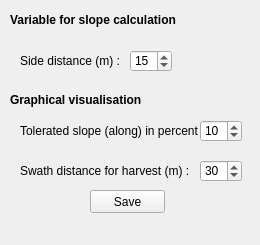
Above: Option_dock.ui from SebastienPeillet/PisteCreator before the change. Below: the same form after it.
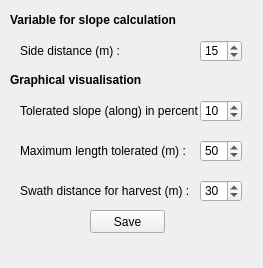
That is the form after the change.

```diff
--- a/Option_dock.ui
+++ b/Option_dock.ui
@@ -6,8 +6,8 @@
    <rect>
     <x>0</x>
     <y>0</y>
-    <width>260</width>
-    <height>245</height>
+    <width>263</width>
+    <height>268</height>
    </rect>
   </property>
   <property name="windowTitle">
@@ -18,9 +18,9 @@
     <property name="geometry">
      <rect>
       <x>20</x>
-      <y>45</y>
+      <y>40</y>
       <width>101</width>
-      <height>31</height>
+      <height>21</height>
      </rect>
     </property>
     <property name="text">
@@ -30,8 +30,8 @@
    <widget class="QSpinBox" name="sideDistSpinBox">
     <property name="geometry">
      <rect>
-      <x>130</x>
-      <y>50</y>
+      <x>200</x>
+      <y>40</y>
       <width>42</width>
       <height>22</height>
      </rect>
@@ -47,7 +47,7 @@
     <property name="geometry">
      <rect>
       <x>10</x>
-      <y>90</y>
+      <y>70</y>
       <width>171</width>
       <height>20</height>
      </rect>
@@ -85,7 +85,7 @@
     <property name="geometry">
      <rect>
       <x>20</x>
-      <y>110</y>
+      <y>90</y>
       <width>181</width>
       <height>41</height>
      </rect>
@@ -98,7 +98,7 @@
     <property name="geometry">
      <rect>
       <x>200</x>
-      <y>120</y>
+      <y>100</y>
       <width>42</width>
       <height>22</height>
      </rect>
@@ -114,7 +114,7 @@
     <property name="geometry">
      <rect>
       <x>20</x>
-      <y>150</y>
+      <y>170</y>
       <width>181</width>
       <height>41</height>
      </rect>
@@ -127,7 +127,7 @@
     <property name="geometry">
      <rect>
       <x>200</x>
-      <y>160</y>
+      <y>180</y>
       <width>42</width>
       <height>22</height>
      </rect>
@@ -143,7 +143,7 @@
     <property name="geometry">
      <rect>
       <x>90</x>
-      <y>190</y>
+      <y>210</y>
       <width>75</width>
       <height>23</height>
      </rect>
@@ -152,6 +152,48 @@
      <string>Save</string>
     </property>
    </widget>
+   <widget class="QLabel" name="sideDistLabel_2">
+    <property name="geometry">
+     <rect>
+      <x>20</x>
+      <y>60</y>
+      <width>101</width>
+      <height>31</height>
+     </rect>
+    </property>
+    <property name="text">
+     <string/>
+    </property>
+   </widget>
+   <widget class="QLabel" name="maxLengthLabel">
+    <property name="geometry">
+     <rect>
+      <x>20</x>
+      <y>130</y>
+      <width>181</width>
+      <height>41</height>
+     </rect>
+    </property>
+    <property name="text">
+     <string>Maximum length tolerated (m) :</string>
+    </property>
+   </widget>
+   <widget class="QSpinBox" name="maxLengthSpinBox">
+    <property name="geometry">
+     <rect>
+      <x>200</x>
+      <y>140</y>
+      <width>42</width>
+      <height>22</height>
+     </rect>
+    </property>
+    <property name="maximum">
+     <number>300</number>
+    </property>
+    <property name="value">
+     <number>50</number>
+    </property>
+   </widget>
   </widget>
  </widget>
  <resources/>
```
